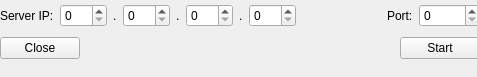
First picture: the form in svcon.ui, repository feichay10/Cliente-Proyecto-Final-SOA, before the edit.
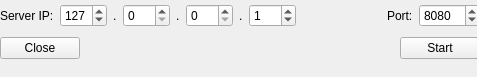
Second picture: the form after the edit.

Diff of the .ui file:
```diff
--- a/svcon.ui
+++ b/svcon.ui
@@ -58,6 +58,9 @@
         <property name="maximum">
          <number>255</number>
         </property>
+        <property name="value">
+         <number>127</number>
+        </property>
        </widget>
       </item>
       <item>
@@ -118,6 +121,9 @@
         <property name="maximum">
          <number>255</number>
         </property>
+        <property name="value">
+         <number>1</number>
+        </property>
        </widget>
       </item>
       <item>
@@ -145,6 +151,9 @@
         <property name="maximum">
          <number>65535</number>
         </property>
+        <property name="value">
+         <number>8080</number>
+        </property>
        </widget>
       </item>
      </layout>
```
